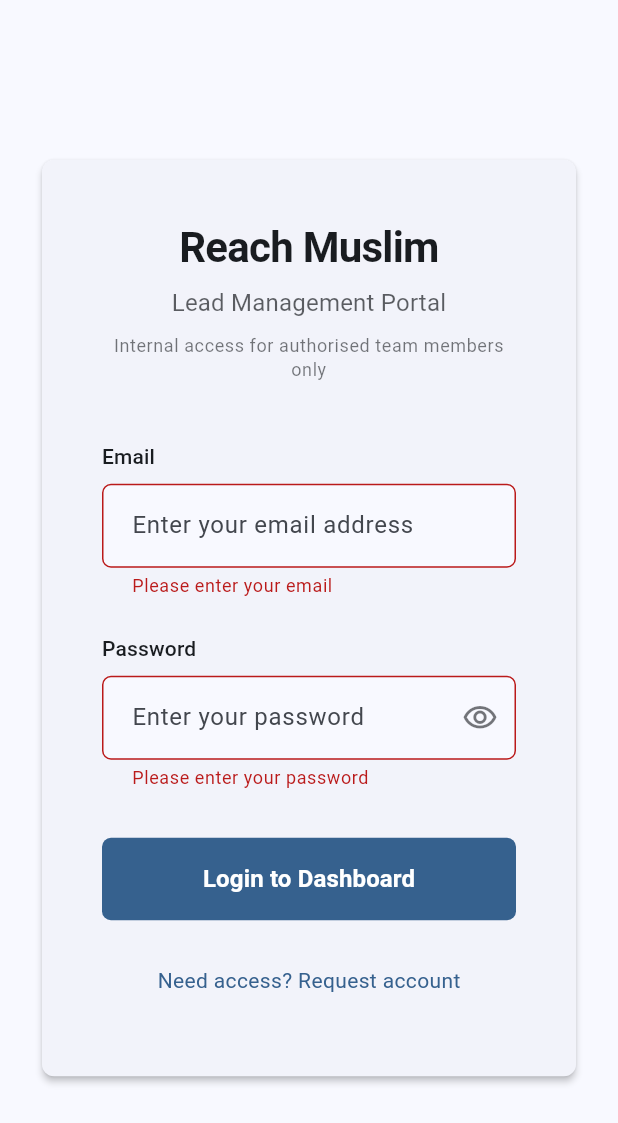
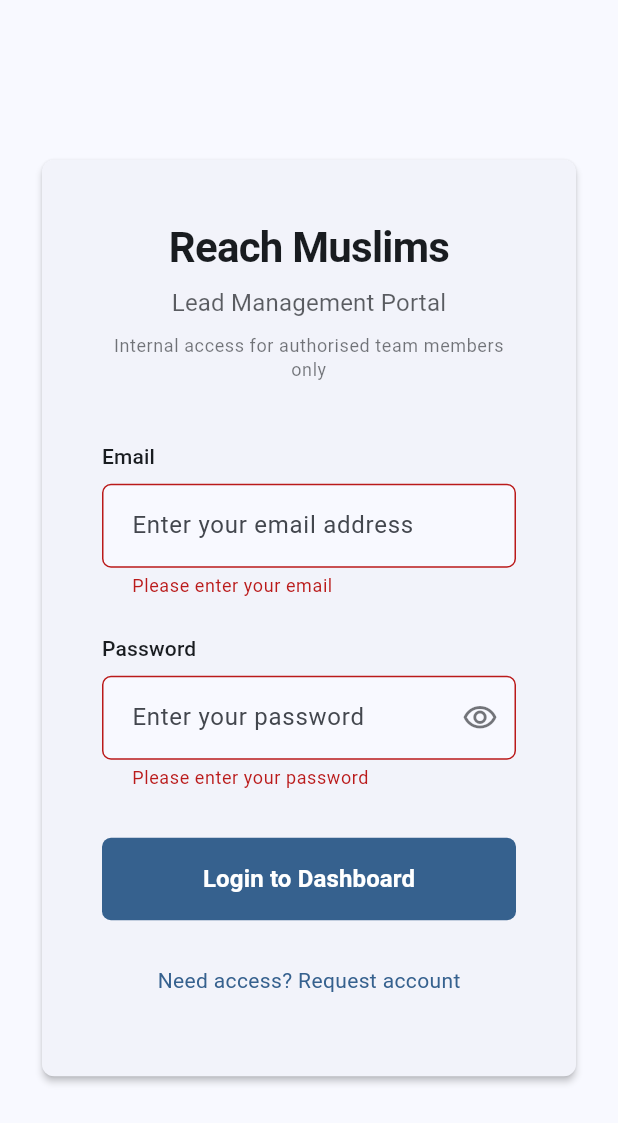
Before and after one commit to wedecor/ReachMuslims, a Flutter app: the screen it shows after launch, after a tap on "Login to Dashboard", on a phone screen of 412 x 824 dp. Shown: the top 1123 px of the screen. Run offline on Flutter 3.47's test engine with Material 3 defaults, Android fonts, the phone set to English and light mode, and no system bars; our stand-ins replace cloud_firestore, connectivity_plus, firebase_auth, firebase_core, flutter_riverpod, share_plus and 1 more; accounts and stored records are empty.

Commit message:
fix: Update app name to 'Reach Muslims' and fix remaining hardcoded colors
- Changed app name from 'Reach Muslim' to 'Reach Muslims' in:
  - Login screen title
  - Main app title
  - Web page title and meta tags
  - Web manifest (name and short_name)
  - About screen (title and copyright)
- Fixed hardcoded Colors.red in login error SnackBar
- Fixed hardcoded Colors.white in login loading indicator
- Updated about screen version to 1.1.0

```diff
--- a/lib/main.dart
+++ b/lib/main.dart
@@ -48,7 +48,7 @@ class MyApp extends ConsumerWidget {
     };
 
     return MaterialApp(
-      title: 'Reach Muslim',
+      title: 'Reach Muslims',
       debugShowCheckedModeBanner: false,
       theme: AppTheme.lightTheme,
       darkTheme: AppTheme.darkTheme,
--- a/lib/presentation/screens/about_screen.dart
+++ b/lib/presentation/screens/about_screen.dart
@@ -22,7 +22,7 @@ class AboutScreen extends ConsumerWidget {
             const SizedBox(height: 24),
             // App Name
             Text(
-              'Reach Muslim',
+              'Reach Muslims',
               style: Theme.of(context).textTheme.headlineMedium?.copyWith(
                     fontWeight: FontWeight.bold,
                   ),
@@ -30,7 +30,7 @@ class AboutScreen extends ConsumerWidget {
             const SizedBox(height: 8),
             // Version
             Text(
-              'Version 1.0.0',
+              'Version 1.1.0',
               style: Theme.of(context).textTheme.bodyLarge?.copyWith(
                     color: Colors.grey[600],
                   ),
@@ -57,7 +57,7 @@ class AboutScreen extends ConsumerWidget {
             // Footer
             Center(
               child: Text(
-                '© 2024 Reach Muslim',
+                '© 2024 Reach Muslims',
                 style: Theme.of(context).textTheme.bodySmall?.copyWith(
                       color: Colors.grey[600],
                     ),
--- a/lib/presentation/screens/login_screen.dart
+++ b/lib/presentation/screens/login_screen.dart
@@ -36,12 +36,13 @@ class _LoginScreenState extends ConsumerState<LoginScreen> {
           );
     } catch (e) {
       if (mounted) {
+        final colorScheme = Theme.of(context).colorScheme;
         ScaffoldMessenger.of(context).showSnackBar(
           SnackBar(
             content: Text(
               e is Failure ? e.message : 'Login failed. Please try again.',
             ),
-            backgroundColor: Colors.red,
+            backgroundColor: colorScheme.error,
             behavior: SnackBarBehavior.floating,
             shape: RoundedRectangleBorder(
               borderRadius: BorderRadius.circular(8),
@@ -81,7 +82,7 @@ class _LoginScreenState extends ConsumerState<LoginScreen> {
                       children: [
                         // Header Section
                         Text(
-                          'Reach Muslim',
+                          'Reach Muslims',
                           style: theme.textTheme.headlineMedium?.copyWith(
                             fontWeight: FontWeight.w600,
                             color: colorScheme.onSurface,
@@ -265,13 +266,13 @@ class _LoginScreenState extends ConsumerState<LoginScreen> {
                             elevation: 0,
                           ),
                           child: authState.isLoading
-                              ? const SizedBox(
+                              ? SizedBox(
                                   height: 20,
                                   width: 20,
                                   child: CircularProgressIndicator(
                                     strokeWidth: 2,
                                     valueColor:
-                                        AlwaysStoppedAnimation<Color>(Colors.white),
+                                        AlwaysStoppedAnimation<Color>(colorScheme.onPrimary),
                                   ),
                                 )
                               : const Text(
```
Also changed, not shown: 2 other files.
